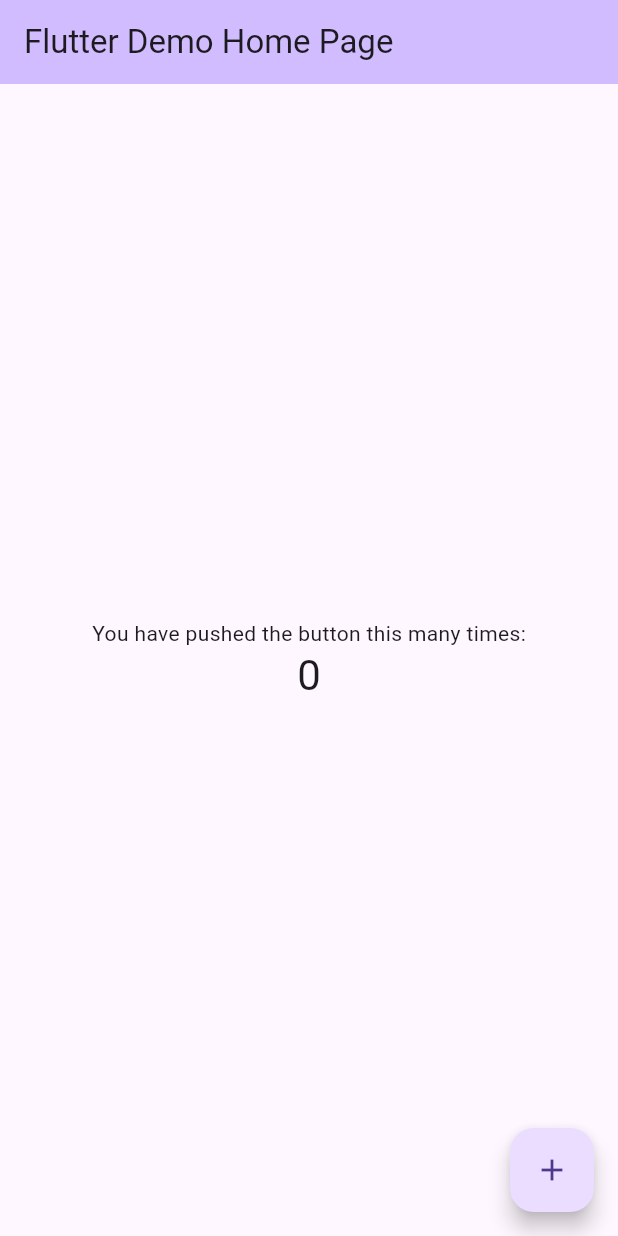
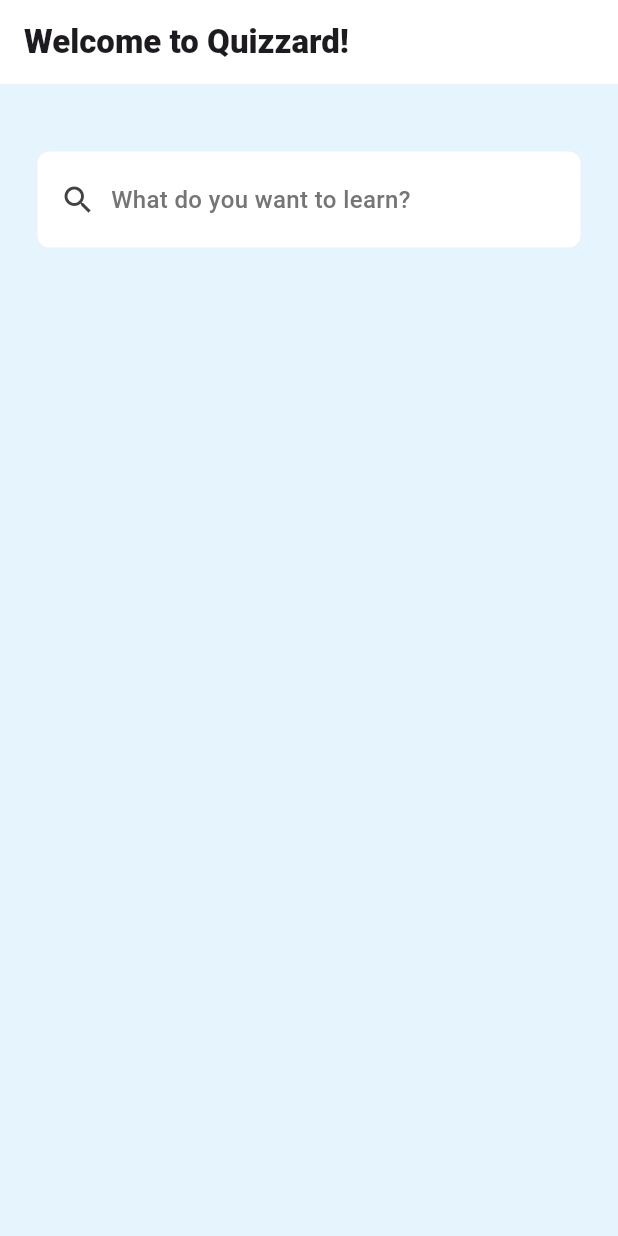
Before and after one commit to viancie/quizzard, a Flutter app: the screen it shows after launch, on a phone screen of 412 x 824 dp. Run offline on Flutter 3.47's test engine with Material 3 defaults, Android fonts, the phone set to English and light mode, and no system bars.

Commit message:
new changes

```diff
--- /dev/null
+++ b/lib/components/search_button.dart
@@ -0,0 +1,36 @@
+import 'package:flutter/material.dart';
+
+class SearchButton extends StatelessWidget {
+  const SearchButton({super.key});
+
+  @override
+  Widget build(BuildContext context) {
+    return GestureDetector(
+      onTap: () => Navigator.pushNamed(context, '/search_page'),
+      child: Container(
+        //padding: const EdgeInsets.all(15),
+        padding: const EdgeInsets.symmetric(horizontal: 15, vertical: 20),
+        decoration: BoxDecoration(
+          color: Colors.white,
+          borderRadius: BorderRadius.circular(8),
+        ),
+        child: Row(children: [
+          Icon(
+            Icons.search,
+            color: Colors.grey[800],
+          ),
+          const SizedBox(
+            width: 10,
+          ),
+          Text(
+            "What do you want to learn?",
+            style: TextStyle(
+                color: Colors.grey[600],
+                fontSize: 16,
+                fontWeight: FontWeight.w500),
+          )
+        ]),
+      ),
+    );
+  }
+}
--- a/lib/main.dart
+++ b/lib/main.dart
@@ -1,4 +1,7 @@
 import 'package:flutter/material.dart';
+import 'package:quizzard/pages/intro_page.dart';
+import 'package:quizzard/pages/search_page.dart';
+import 'package:quizzard/pages/topic_page.dart';
 
 void main() {
   runApp(const MyApp());
@@ -10,101 +13,10 @@
   // This widget is the root of your application.
   @override
   Widget build(BuildContext context) {
-    return MaterialApp(
-      title: 'Flutter Demo',
-      theme: ThemeData(
-        //colorScheme: ColorScheme.fromSeed(seedColor: Colors.deepPurple),
-        useMaterial3: true,
-      ),
-      home: const MyHomePage(title: 'Flutter Demo Home Page'),
-    );
+    return MaterialApp(home: const TopicPage(), routes: {
+      '/intro_page': (context) => const IntroPage(),
+      '/topic_page': (context) => const TopicPage(),
+      '/search_page': (context) => const SearchPage(),
+    });
   }
 }
-
-class MyHomePage extends StatefulWidget {
-  const MyHomePage({super.key, required this.title});
-
-  // This widget is the home page of your application. It is stateful, meaning
-  // that it has a State object (defined below) that contains fields that affect
-  // how it looks.
-
-  // This class is the configuration for the state. It holds the values (in this
-  // case the title) provided by the parent (in this case the App widget) and
-  // used by the build method of the State. Fields in a Widget subclass are
-  // always marked "final".
-
-  final String title;
-
-  @override
-  State<MyHomePage> createState() => _MyHomePageState();
-}
-
-class _MyHomePageState extends State<MyHomePage> {
-  int _counter = 0;
-
-  void _incrementCounter() {
-    setState(() {
-      // This call to setState tells the Flutter framework that something has
-      // changed in this State, which causes it to rerun the build method below
-      // so that the display can reflect the updated values. If we changed
-      // _counter without calling setState(), then the build method would not be
-      // called again, and so nothing would appear to happen.
-      _counter++;
-    });
-  }
-
-  @override
-  Widget build(BuildContext context) {
-    // This method is rerun every time setState is called, for instance as done
-    // by the _incrementCounter method above.
-    //
-    // The Flutter framework has been optimized to make rerunning build methods
-    // fast, so that you can just rebuild anything that needs updating rather
-    // than having to individually change instances of widgets.
-    return Scaffold(
-      appBar: AppBar(
-        // TRY THIS: Try changing the color here to a specific color (to
-        // Colors.amber, perhaps?) and trigger a hot reload to see the AppBar
-        // change color while the other colors stay the same.
-        backgroundColor: Theme.of(context).colorScheme.inversePrimary,
-        // Here we take the value from the MyHomePage object that was created by
-        // the App.build method, and use it to set our appbar title.
-        title: Text(widget.title),
-      ),
-      body: Center(
-        // Center is a layout widget. It takes a single child and positions it
-        // in the middle of the parent.
-        child: Column(
-          // Column is also a layout widget. It takes a list of children and
-          // arranges them vertically. By default, it sizes itself to fit its
-          // children horizontally, and tries to be as tall as its parent.
-          //
-          // Column has various properties to control how it sizes itself and
-          // how it positions its children. Here we use mainAxisAlignment to
-          // center the children vertically; the main axis here is the vertical
-          // axis because Columns are vertical (the cross axis would be
-          // horizontal).
-          //
-          // TRY THIS: Invoke "debug painting" (choose the "Toggle Debug Paint"
-          // action in the IDE, or press "p" in the console), to see the
-          // wireframe for each widget.
-          mainAxisAlignment: MainAxisAlignment.center,
-          children: <Widget>[
-            const Text(
-              'You have pushed the button this many times:',
-            ),
-            Text(
-              '$_counter',
-              style: Theme.of(context).textTheme.headlineMedium,
-            ),
-          ],
-        ),
-      ),
-      floatingActionButton: FloatingActionButton(
-        onPressed: _incrementCounter,
-        tooltip: 'Increment',
-        child: const Icon(Icons.add),
-      ), // This trailing comma makes auto-formatting nicer for build methods.
-    );
-  }
-}
--- /dev/null
+++ b/lib/pages/topic_page.dart
@@ -0,0 +1,30 @@
+import 'package:flutter/material.dart';
+import 'package:quizzard/components/search_button.dart';
+
+class TopicPage extends StatelessWidget {
+  const TopicPage({super.key});
+
+  void nextPage() {}
+
+  @override
+  Widget build(BuildContext context) {
+    return Scaffold(
+      backgroundColor: const Color.fromARGB(255, 230, 244, 253),
+      appBar: AppBar(
+        backgroundColor: Colors.white,
+        elevation: 0,
+        title: const Text(
+          "Welcome to Quizzard!",
+          style: TextStyle(fontWeight: FontWeight.w900),
+        ),
+      ),
+      body: const Padding(
+        padding: EdgeInsets.all(25),
+        child: Column(children: [
+          SizedBox(height: 20),
+          SearchButton(),
+        ]),
+      ),
+    );
+  }
+}
```
Also changed, not shown: lib/pages/intro_page.dart (added, +12 -0 lines), lib/pages/search_page.dart (added, +44 -0 lines).
